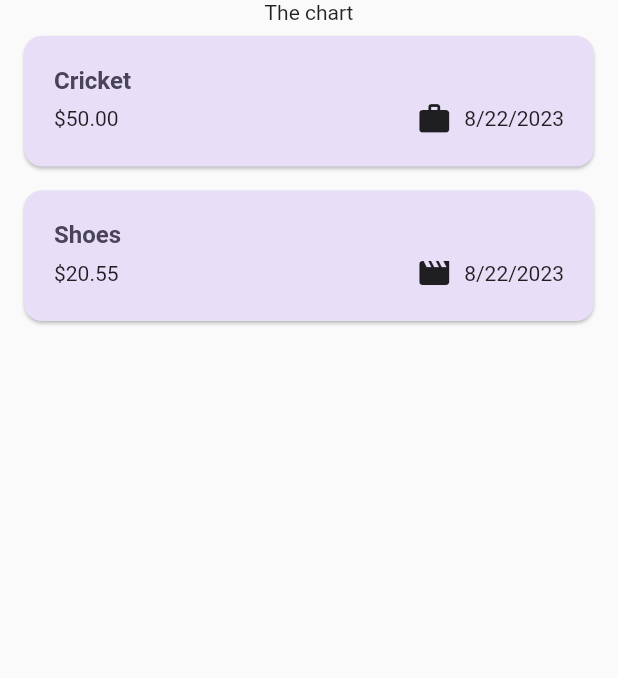
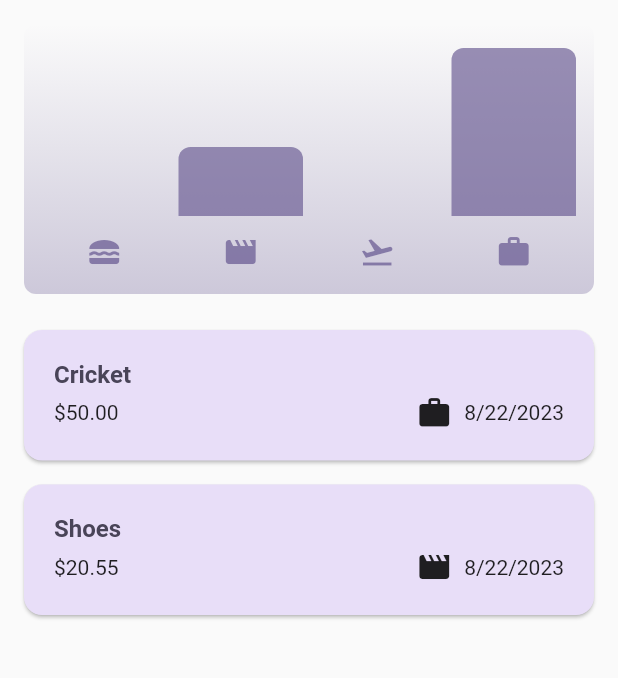
Before and after one commit to sidh18/expenses, a Flutter app: the screen it shows after launch, on a phone screen of 412 x 824 dp, the part 84-762 px from its top. Run offline on Flutter 3.47's test engine with Material 2 defaults, Android fonts, the phone set to English and light mode, and no system bars.

Commit message:
adding chart bar

```diff
--- a/lib/models/expense.dart
+++ b/lib/models/expense.dart
@@ -33,3 +33,27 @@ class Expense{
     return formatter.format(date);
    }
 }
+
+class Expensebucket{
+const Expensebucket({
+  required this.category,
+  required this.expenses,
+});
+
+  Expensebucket.forCategory(
+    List<Expense>allExpenses,this.category
+  ) : expenses=allExpenses
+  .where((expense) => expense.category==category).toList();
+
+  final Category category;
+  final List<Expense>expenses;
+
+  double get totalexpenses{
+    double sum=0;
+
+    for(final expense in expenses){
+      sum +=expense.amount;
+    }
+      return sum;
+    }
+}
--- /dev/null
+++ b/lib/widgets/chart/chart.dart
@@ -0,0 +1,95 @@
+import 'package:flutter/material.dart';
+
+import 'package:expenses/widgets/chart/chart_bar.dart';
+import 'package:expenses/models/expense.dart';
+
+class Chart extends StatelessWidget {
+  const Chart({super.key, required this.expenses});
+
+  final List<Expense> expenses;
+
+  List<Expensebucket> get buckets {
+    return [
+      Expensebucket.forCategory(expenses, Category.food),
+      Expensebucket.forCategory(expenses, Category.leisure),
+      Expensebucket.forCategory(expenses, Category.travel),
+      Expensebucket.forCategory(expenses, Category.work),
+    ];
+  }
+
+  double get maxTotalExpense {
+    double maxTotalExpense = 0;
+
+    for (final bucket in buckets) {
+      if (bucket.totalexpenses > maxTotalExpense) {
+        maxTotalExpense = bucket.totalexpenses;
+      }
+    }
+
+    return maxTotalExpense;
+  }
+
+  @override
+  Widget build(BuildContext context) {
+    final isDarkMode =
+        MediaQuery.of(context).platformBrightness == Brightness.dark;
+    return Container(
+      margin: const EdgeInsets.all(16),
+      padding: const EdgeInsets.symmetric(
+        vertical: 16,
+        horizontal: 8,
+      ),
+      width: double.infinity,
+      height: 180,
+      decoration: BoxDecoration(
+        borderRadius: BorderRadius.circular(8),
+        gradient: LinearGradient(
+          colors: [
+            Theme.of(context).colorScheme.primary.withOpacity(0.3),
+            Theme.of(context).colorScheme.primary.withOpacity(0.0)
+          ],
+          begin: Alignment.bottomCenter,
+          end: Alignment.topCenter,
+        ),
+      ),
+      child: Column(
+        children: [
+          Expanded(
+            child: Row(
+              crossAxisAlignment: CrossAxisAlignment.end,
+              children: [
+                for (final bucket in buckets) // alternative to map()
+                  ChartBar(
+                    fill: bucket.totalexpenses == 0
+                        ? 0
+                        : bucket.totalexpenses / maxTotalExpense,
+                  )
+              ],
+            ),
+          ),
+          const SizedBox(height: 12),
+          Row(
+            children: buckets
+                .map(
+                  (bucket) => Expanded(
+                    child: Padding(
+                      padding: const EdgeInsets.symmetric(horizontal: 4),
+                      child: Icon(
+                        categoryicons[bucket.category],
+                        color: isDarkMode
+                            ? Theme.of(context).colorScheme.secondary
+                            : Theme.of(context)
+                                .colorScheme
+                                .primary
+                                .withOpacity(0.7),
+                      ),
+                    ),
+                  ),
+                )
+                .toList(),
+          )
+        ],
+      ),
+    );
+  }
+}
--- /dev/null
+++ b/lib/widgets/chart/chart_bar.dart
@@ -0,0 +1,34 @@
+import 'package:flutter/material.dart';
+
+class ChartBar extends StatelessWidget {
+  const ChartBar({
+    super.key,
+    required this.fill,
+  });
+
+  final double fill;
+
+  @override
+  Widget build(BuildContext context) {
+    final isDarkMode =
+        MediaQuery.of(context).platformBrightness == Brightness.dark;
+    return Expanded(
+      child: Padding(
+        padding: const EdgeInsets.symmetric(horizontal: 4),
+        child: FractionallySizedBox(
+          heightFactor: fill,
+          child: DecoratedBox(
+            decoration: BoxDecoration(
+              shape: BoxShape.rectangle,
+              borderRadius:
+                  const BorderRadius.vertical(top: Radius.circular(8)),
+              color: isDarkMode
+                  ? Theme.of(context).colorScheme.secondary
+                  : Theme.of(context).colorScheme.primary.withOpacity(0.65),
+            ),
+          ),
+        ),
+      ),
+    );
+  }
+}
--- a/lib/widgets/expenses.dart
+++ b/lib/widgets/expenses.dart
@@ -1,7 +1,10 @@
+import 'package:expenses/widgets/chart/chart.dart';
 import 'package:expenses/widgets/expenses_list/expesnses_list.dart';
 import 'package:expenses/models/expense.dart';
 import 'package:expenses/widgets/new_expensess.dart';
 import 'package:flutter/material.dart';
+import 'package:expenses/widgets/chart/chart.dart';
+
 
 class Expenses extends StatefulWidget {
   const Expenses({
@@ -88,7 +91,7 @@ class _ExpensesState extends State<Expenses> {
       ),
       body: Column(
         children: [
-          const Text('The chart'),
+          Chart(expenses:_registeredExpenses),
           Expanded(
             child:maincontent,
           ),
```
